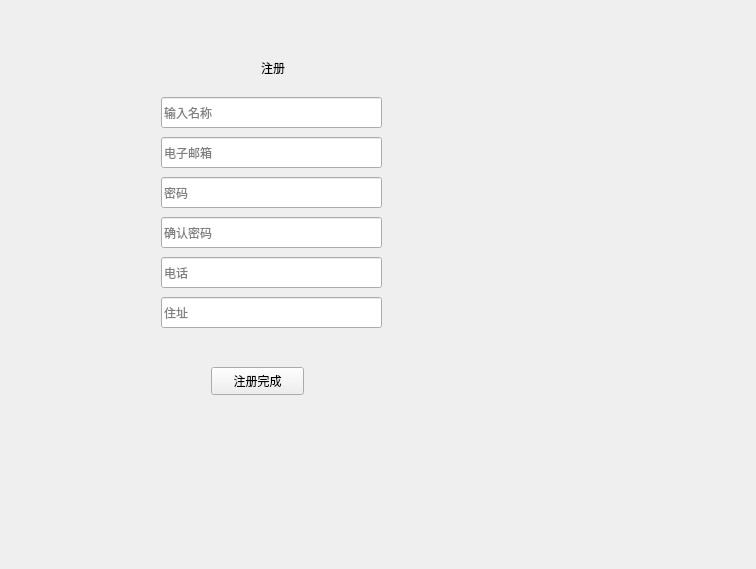
Above: untitled/login.ui from HhTtLllL/TTMS_network before the change. Below: the same form after it.
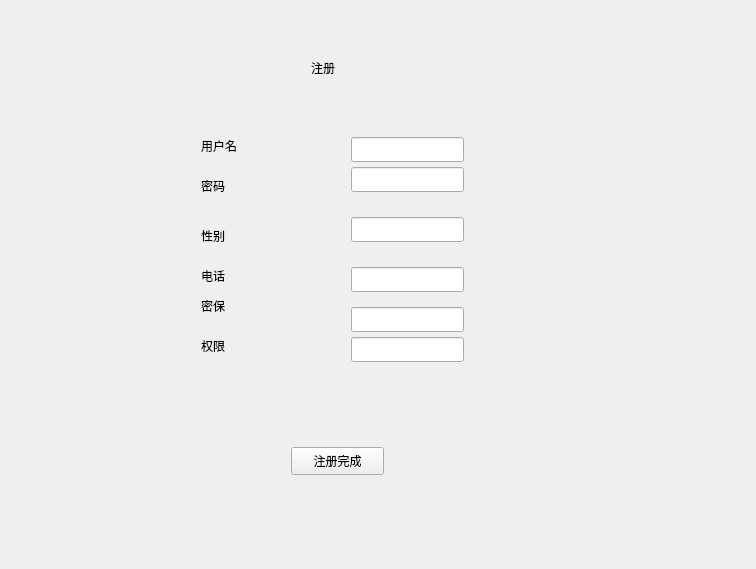
That is the form after the change. The open tabs and pages were chosen to show the change. Custom widgets are drawn as their Qt base class.

```diff
--- a/untitled/login.ui
+++ b/untitled/login.ui
@@ -201,7 +201,7 @@
       <widget class="QWidget" name="widget_6" native="true">
        <property name="geometry">
         <rect>
-         <x>50</x>
+         <x>100</x>
          <y>0</y>
          <width>501</width>
          <height>561</height>
@@ -220,105 +220,11 @@
          <string>注册</string>
         </property>
        </widget>
-       <widget class="QWidget" name="widget_7" native="true">
-        <property name="geometry">
-         <rect>
-          <x>90</x>
-          <y>80</y>
-          <width>271</width>
-          <height>241</height>
-         </rect>
-        </property>
-        <widget class="QLineEdit" name="lineEdit_userName">
-         <property name="geometry">
-          <rect>
-           <x>10</x>
-           <y>0</y>
-           <width>221</width>
-           <height>31</height>
-          </rect>
-         </property>
-         <property name="placeholderText">
-          <string>输入名称</string>
-         </property>
-        </widget>
-        <widget class="QLineEdit" name="lineEdit_emil">
-         <property name="geometry">
-          <rect>
-           <x>10</x>
-           <y>40</y>
-           <width>221</width>
-           <height>31</height>
-          </rect>
-         </property>
-         <property name="placeholderText">
-          <string>电子邮箱</string>
-         </property>
-        </widget>
-        <widget class="QLineEdit" name="lineEdit_5">
-         <property name="geometry">
-          <rect>
-           <x>10</x>
-           <y>80</y>
-           <width>221</width>
-           <height>31</height>
-          </rect>
-         </property>
-         <property name="echoMode">
-          <enum>QLineEdit::Password</enum>
-         </property>
-         <property name="placeholderText">
-          <string>密码</string>
-         </property>
-        </widget>
-        <widget class="QLineEdit" name="lineEdit_6">
-         <property name="geometry">
-          <rect>
-           <x>10</x>
-           <y>120</y>
-           <width>221</width>
-           <height>31</height>
-          </rect>
-         </property>
-         <property name="echoMode">
-          <enum>QLineEdit::Password</enum>
-         </property>
-         <property name="placeholderText">
-          <string>确认密码</string>
-         </property>
-        </widget>
-        <widget class="QLineEdit" name="lineEdit_7">
-         <property name="geometry">
-          <rect>
-           <x>10</x>
-           <y>160</y>
-           <width>221</width>
-           <height>31</height>
-          </rect>
-         </property>
-         <property name="placeholderText">
-          <string>电话</string>
-         </property>
-        </widget>
-        <widget class="QLineEdit" name="lineEdit_8">
-         <property name="geometry">
-          <rect>
-           <x>10</x>
-           <y>200</y>
-           <width>221</width>
-           <height>31</height>
-          </rect>
-         </property>
-         <property name="placeholderText">
-          <string>住址</string>
-         </property>
-        </widget>
-       </widget>
        <widget class="QPushButton" name="pushButton">
         <property name="geometry">
          <rect>
-          <x>150</x>
-          <y>350</y>
+          <x>180</x>
+          <y>430</y>
           <width>93</width>
           <height>28</height>
          </rect>
@@ -327,6 +233,144 @@
          <string>注册完成</string>
         </property>
        </widget>
+       <widget class="QLabel" name="label_5">
+        <property name="geometry">
+         <rect>
+          <x>90</x>
+          <y>120</y>
+          <width>101</width>
+          <height>17</height>
+         </rect>
+        </property>
+        <property name="text">
+         <string>用户名</string>
+        </property>
+       </widget>
+       <widget class="QLineEdit" name="lineEdit_username">
+        <property name="geometry">
+         <rect>
+          <x>240</x>
+          <y>120</y>
+          <width>113</width>
+          <height>25</height>
+         </rect>
+        </property>
+       </widget>
+       <widget class="QLabel" name="label_6">
+        <property name="geometry">
+         <rect>
+          <x>90</x>
+          <y>160</y>
+          <width>101</width>
+          <height>17</height>
+         </rect>
+        </property>
+        <property name="text">
+         <string>密码</string>
+        </property>
+       </widget>
+       <widget class="QLabel" name="label_7">
+        <property name="geometry">
+         <rect>
+          <x>90</x>
+          <y>210</y>
+          <width>101</width>
+          <height>17</height>
+         </rect>
+        </property>
+        <property name="text">
+         <string>性别</string>
+        </property>
+       </widget>
+       <widget class="QLabel" name="label_8">
+        <property name="geometry">
+         <rect>
+          <x>90</x>
+          <y>250</y>
+          <width>101</width>
+          <height>17</height>
+         </rect>
+        </property>
+        <property name="text">
+         <string>电话</string>
+        </property>
+       </widget>
+       <widget class="QLabel" name="label_9">
+        <property name="geometry">
+         <rect>
+          <x>90</x>
+          <y>280</y>
+          <width>101</width>
+          <height>17</height>
+         </rect>
+        </property>
+        <property name="text">
+         <string>密保</string>
+        </property>
+       </widget>
+       <widget class="QLabel" name="label_10">
+        <property name="geometry">
+         <rect>
+          <x>90</x>
+          <y>320</y>
+          <width>101</width>
+          <height>17</height>
+         </rect>
+        </property>
+        <property name="text">
+         <string>权限</string>
+        </property>
+       </widget>
+       <widget class="QLineEdit" name="lineEdit_password_reg">
+        <property name="geometry">
+         <rect>
+          <x>240</x>
+          <y>150</y>
+          <width>113</width>
+          <height>25</height>
+         </rect>
+        </property>
+       </widget>
+       <widget class="QLineEdit" name="lineEdit_mibao">
+        <property name="geometry">
+         <rect>
+          <x>240</x>
+          <y>290</y>
+          <width>113</width>
+          <height>25</height>
+         </rect>
+        </property>
+       </widget>
+       <widget class="QLineEdit" name="lineEdit_phonenumber">
+        <property name="geometry">
+         <rect>
+          <x>240</x>
+          <y>250</y>
+          <width>113</width>
+          <height>25</height>
+         </rect>
+        </property>
+       </widget>
+       <widget class="QLineEdit" name="lineEdit_sex">
+        <property name="geometry">
+         <rect>
+          <x>240</x>
+          <y>200</y>
+          <width>113</width>
+          <height>25</height>
+         </rect>
+        </property>
+       </widget>
+       <widget class="QLineEdit" name="lineEdit_power">
+        <property name="geometry">
+         <rect>
+          <x>240</x>
+          <y>320</y>
+          <width>113</width>
+          <height>25</height>
+         </rect>
+        </property>
+       </widget>
       </widget>
      </widget>
     </widget>
```
